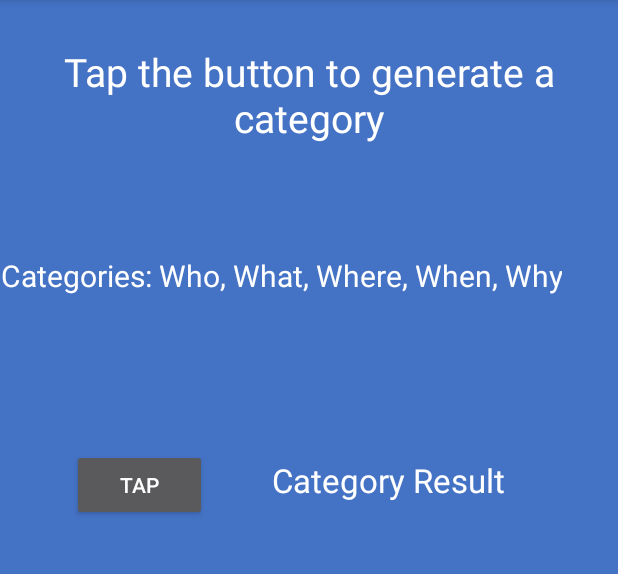
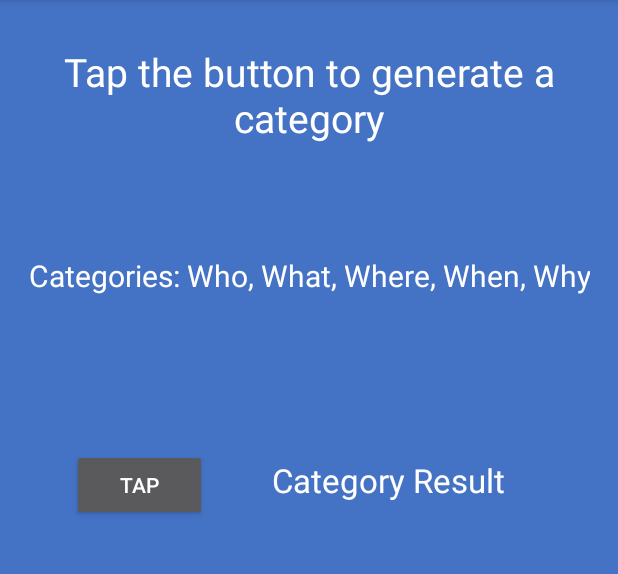
Before and after one commit to DanielRoszhart/Bible-Challenge, an Android app: the screen it shows after launch (CategoryActivity), after a tap on "NEXT", on a phone screen of 412 x 824 dp, the part 84-658 px from its top. Run offline under Robolectric (Android 15) with nearby library versions, the phone set to English and light mode, and no system bars.

```diff
--- a/app/src/main/java/com/example/dan/biblechallenge/CategoryActivity.java
+++ b/app/src/main/java/com/example/dan/biblechallenge/CategoryActivity.java
@@ -12,19 +12,16 @@ import android.widget.TextView;
 import java.util.Random;
 
 public class CategoryActivity extends AppCompatActivity {
-
-    Button button;
+    private Button button;
     @Override
     protected void onCreate(Bundle savedInstanceState) {
         super.onCreate(savedInstanceState);
         setContentView(R.layout.category);
         addListenerOnButton();
     }
-
+    //Pick a random category and go to the Instructions class
     public void addListenerOnButton () {
-        final Context context = this;
         button = (Button) findViewById(R.id.btnPush);
-
         button.setOnClickListener(new OnClickListener() {
             @Override
             public void onClick(View arg0) {
@@ -32,7 +29,6 @@ public class CategoryActivity extends AppCompatActivity {
                 int i = new Random().nextInt(mycategory.length);
                 TextView textView = (TextView) findViewById(R.id.Category_Result);
                 textView.setText(mycategory[i]);
-
                 if (mycategory[i].equals("Where")) {
                     Intent myIntent = new Intent(CategoryActivity.this, InstructionsActivity.class);
                     Bundle b = new Bundle();
@@ -71,6 +67,5 @@ public class CategoryActivity extends AppCompatActivity {
                 }
             }
         });
-
     }
 }
--- a/app/src/main/java/com/example/dan/biblechallenge/MainActivity.java
+++ b/app/src/main/java/com/example/dan/biblechallenge/MainActivity.java
@@ -1,5 +1,10 @@
 package com.example.dan.biblechallenge;
-
+//Program Name: Bible Challenge
+//Date:         April 24, 2017
+//Programmer:   Daniel Roszhart
+//Description:  This is a game application about the Bible. The user can randomly pick a category
+//              and then answer as many questions as possible within 60 seconds. When the user
+//              finishes the score is displayed on another layout.
 import android.content.Context;
 import android.content.Intent;
 import android.support.v7.app.AppCompatActivity;
@@ -9,10 +14,8 @@ import android.view.Window;
 import android.widget.Button;
 import android.view.View.OnClickListener;
 
-
 public class MainActivity extends AppCompatActivity {
-
-    Button button;
+    private Button button;
     @Override
     protected void onCreate(Bundle savedInstanceState) {
         super.onCreate(savedInstanceState);
@@ -20,11 +23,9 @@ public class MainActivity extends AppCompatActivity {
         setContentView(R.layout.activity_main);
         addListenerOnButton();
     }
-
     public void addListenerOnButton () {
     final Context context = this;
     button = (Button) findViewById(R.id.btnIntroNext);
-
     button.setOnClickListener(new OnClickListener() {
                 @Override
                 public void onClick(View arg0) {
@@ -32,6 +33,5 @@ public class MainActivity extends AppCompatActivity {
     startActivity(intent);
     }
     });
-
     }
 }
--- a/app/src/main/java/com/example/dan/biblechallenge/WhatQuestionActivity.java
+++ b/app/src/main/java/com/example/dan/biblechallenge/WhatQuestionActivity.java
@@ -21,6 +21,7 @@ public class WhatQuestionActivity extends AppCompatActivity implements View.OnCl
     protected void onCreate(Bundle savedInstanceState) {
         super.onCreate(savedInstanceState);
         setContentView(R.layout.question);
+        //access the database and get all what questions
         MySQLiteHelper db = new MySQLiteHelper(this);
         whatQuesList = db.getAllWhats();
         currentWhatQ = whatQuesList.get(qid);
@@ -46,6 +47,8 @@ public class WhatQuestionActivity extends AppCompatActivity implements View.OnCl
             }
         }.start();
     }
+    //Run through the questions and display the question in a textview and possible answers
+    //on the buttons
     public void onClick(View v) {
         if (v.getId() == R.id.btnOptionA || v.getId() == R.id.btnOptionB
                 || v.getId()==R.id.btnOptionC || v.getId() == R.id.btnOptionD) {
@@ -68,6 +71,7 @@ public class WhatQuestionActivity extends AppCompatActivity implements View.OnCl
             }
         }
     }
+    //Method to set the textview and buttons with the why question and possible answers
     public void setWhatQuestionView() {
         txtQuestion.setText(currentWhatQ.getQuestion());
         btnA.setText(currentWhatQ.getMultipleChoiceA());
--- a/app/src/main/java/com/example/dan/biblechallenge/WhenQuestionActivity.java
+++ b/app/src/main/java/com/example/dan/biblechallenge/WhenQuestionActivity.java
@@ -21,6 +21,7 @@ public class WhenQuestionActivity extends AppCompatActivity implements View.OnCl
     protected void onCreate(Bundle savedInstanceState) {
         super.onCreate(savedInstanceState);
         setContentView(R.layout.question);
+        //access database and get all when questions
         MySQLiteHelper db = new MySQLiteHelper(this);
         whenQuesList = db.getAllWhens();
         currentWhenQ = whenQuesList.get(qid);
@@ -46,10 +47,11 @@ public class WhenQuestionActivity extends AppCompatActivity implements View.OnCl
             }
         }.start();
     }
+    //Run through the questions and display the question in a textview and possible answers
+    //on the buttons
     public void onClick(View v) {
         if (v.getId() == R.id.btnOptionA || v.getId() == R.id.btnOptionB
                 || v.getId()==R.id.btnOptionC || v.getId() == R.id.btnOptionD) {
-
             if (currentWhenQ.getAnswer().equals(((TextView) v).getText())) {
                 score++;
             } else {
@@ -68,6 +70,7 @@ public class WhenQuestionActivity extends AppCompatActivity implements View.OnCl
             }
         }
     }
+    //Method to set the textview and buttons with the why question and possible answers
     public void setWhenQuestionView() {
         txtQuestion.setText(currentWhenQ.getQuestion());
         btnA.setText(currentWhenQ.getMultipleChoiceA());
--- a/app/src/main/java/com/example/dan/biblechallenge/WhereQuestionActivity.java
+++ b/app/src/main/java/com/example/dan/biblechallenge/WhereQuestionActivity.java
@@ -21,6 +21,7 @@ public class WhereQuestionActivity extends AppCompatActivity implements View.OnC
     protected void onCreate(Bundle savedInstanceState) {
         super.onCreate(savedInstanceState);
         setContentView(R.layout.question);
+        //access database and get all where questions
         MySQLiteHelper db = new MySQLiteHelper(this);
         whereQuesList = db.getAllWheres();
         currentWhereQ = whereQuesList.get(qid);
@@ -46,10 +47,11 @@ public class WhereQuestionActivity extends AppCompatActivity implements View.OnC
             }
         }.start();
     }
+    //Run through the questions and display the question in a textview and possible answers
+    //on the buttons
     public void onClick(View v) {
         if (v.getId() == R.id.btnOptionA || v.getId() == R.id.btnOptionB
                 || v.getId()==R.id.btnOptionC || v.getId() == R.id.btnOptionD) {
-
             if (currentWhereQ.getAnswer().equals(((TextView) v).getText())) {
                 score++;
             } else {
@@ -68,6 +70,7 @@ public class WhereQuestionActivity extends AppCompatActivity implements View.OnC
             }
         }
     }
+    //Method to set the textview and buttons with the why question and possible answers
     public void setWhereQuestionView() {
         txtQuestion.setText(currentWhereQ.getQuestion());
         btnA.setText(currentWhereQ.getMultipleChoiceA());
--- a/app/src/main/java/com/example/dan/biblechallenge/WhoQuestionActivity.java
+++ b/app/src/main/java/com/example/dan/biblechallenge/WhoQuestionActivity.java
@@ -21,6 +21,7 @@ public class WhoQuestionActivity extends AppCompatActivity implements View.OnCli
     protected void onCreate(Bundle savedInstanceState) {
         super.onCreate(savedInstanceState);
         setContentView(R.layout.question);
+        //access database and get all who questions
         MySQLiteHelper db = new MySQLiteHelper(this);
         whoQuesList = db.getAllWhos();
         currentWhoQ = whoQuesList.get(qid);
@@ -46,6 +47,8 @@ public class WhoQuestionActivity extends AppCompatActivity implements View.OnCli
             }
         }.start();
     }
+    //Run through the questions and display the question in a textview and possible answers
+    //on the buttons
     public void onClick(View v) {
         if (v.getId() == R.id.btnOptionA || v.getId() == R.id.btnOptionB
                 || v.getId()==R.id.btnOptionC || v.getId() == R.id.btnOptionD) {
@@ -67,6 +70,7 @@ public class WhoQuestionActivity extends AppCompatActivity implements View.OnCli
             }
         }
     }
+    //Method to set the textview and buttons with the why question and possible answers
     public void setQuestionView() {
         txtQuestion.setText(currentWhoQ.getQuestion());
         btnA.setText(currentWhoQ.getMultipleChoiceA());
--- a/app/src/main/res/layout/category.xml
+++ b/app/src/main/res/layout/category.xml
@@ -25,14 +25,13 @@
         android:id="@+id/txtViewCategories"
         android:layout_width="wrap_content"
         android:layout_height="wrap_content"
-        android:layout_alignParentLeft="true"
-        android:layout_alignParentStart="true"
-        android:layout_below="@+id/txtViewInstructions"
         android:layout_marginTop="74dp"
         android:gravity="center"
         android:text="@string/txtViewCategories"
         android:textColor="#FFFFFF"
-        android:textSize="20sp" />
+        android:textSize="20sp"
+        android:layout_below="@+id/txtViewInstructions"
+        android:layout_centerHorizontal="true" />
 
     <Button
         android:id="@+id/btnPush"
```
Also changed, not shown: app/src/main/java/com/example/dan/biblechallenge/InstructionsActivity.java (+8 -15 lines), app/src/main/java/com/example/dan/biblechallenge/MySQLiteHelper.java (+23 -55 lines), app/src/main/java/com/example/dan/biblechallenge/QuestionsTable.java (+16 -25 lines), app/src/main/java/com/example/dan/biblechallenge/ResultActivity.java (+3 -6 lines), app/src/main/java/com/example/dan/biblechallenge/WhyQuestionActivity.java (+4 -11 lines). Lines whose indentation alone changed are shown as unchanged.
